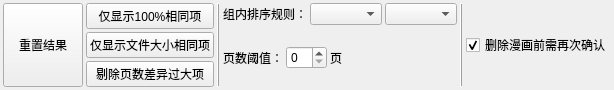
First picture: the form in components/widget_similar_result_filter/res/similar_result_filter.ui, repository PPJUST/ComicDup, before the edit.
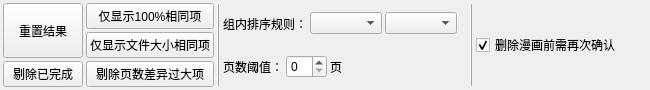
Second picture: the form after the edit.

Commit message: 新增：结果筛选器添加一个剔除已处理组的按钮

The edit to the form file:
```diff
--- a/components/widget_similar_result_filter/res/similar_result_filter.ui
+++ b/components/widget_similar_result_filter/res/similar_result_filter.ui
@@ -6,14 +6,14 @@
    <rect>
     <x>0</x>
     <y>0</y>
-    <width>613</width>
+    <width>650</width>
     <height>83</height>
    </rect>
   </property>
   <property name="windowTitle">
    <string>Form</string>
   </property>
-  <layout class="QHBoxLayout" name="horizontalLayout_2">
+  <layout class="QHBoxLayout" name="horizontalLayout_2" stretch="0,0,0,0,0,0,1">
    <property name="spacing">
     <number>3</number>
    </property>
@@ -30,6 +30,8 @@
     <number>3</number>
    </property>
    <item>
+    <layout class="QVBoxLayout" name="verticalLayout_3" stretch="1,0">
+     <item>
     <widget class="QPushButton" name="pushButton_refresh_result">
      <property name="sizePolicy">
       <sizepolicy hsizetype="Minimum" vsizetype="Expanding">
@@ -43,6 +45,15 @@
     </widget>
    </item>
    <item>
+      <widget class="QPushButton" name="pushButton_hide_complete_group">
+       <property name="text">
+        <string>剔除已完成</string>
+       </property>
+      </widget>
+     </item>
+    </layout>
+   </item>
+   <item>
     <layout class="QVBoxLayout" name="verticalLayout">
      <property name="spacing">
       <number>3</number>
@@ -86,7 +97,7 @@
       <number>3</number>
      </property>
      <item>
-      <layout class="QHBoxLayout" name="horizontalLayout">
+      <layout class="QHBoxLayout" name="horizontalLayout" stretch="0,0,0,1">
        <property name="spacing">
         <number>3</number>
        </property>
@@ -104,22 +115,16 @@
         <widget class="QComboBox" name="comboBox_sort_direction"/>
        </item>
        <item>
-        <spacer name="horizontalSpacer_3">
-         <property name="orientation">
-          <enum>Qt::Orientation::Horizontal</enum>
+        <widget class="QLabel" name="label_4">
+         <property name="text">
+          <string/>
          </property>
-         <property name="sizeHint" stdset="0">
-          <size>
-           <width>40</width>
-           <height>20</height>
-          </size>
-         </property>
-        </spacer>
+        </widget>
        </item>
       </layout>
      </item>
      <item>
-      <layout class="QHBoxLayout" name="horizontalLayout_3" stretch="0,0,0,0">
+      <layout class="QHBoxLayout" name="horizontalLayout_3" stretch="0,0,0,1">
        <item>
         <widget class="QLabel" name="label_2">
          <property name="text">
@@ -138,17 +143,11 @@
         </widget>
        </item>
        <item>
-        <spacer name="horizontalSpacer_2">
-         <property name="orientation">
-          <enum>Qt::Orientation::Horizontal</enum>
+        <widget class="QLabel" name="label_5">
+         <property name="text">
+          <string/>
          </property>
-         <property name="sizeHint" stdset="0">
-          <size>
-           <width>40</width>
-           <height>20</height>
-          </size>
-         </property>
-        </spacer>
+        </widget>
        </item>
       </layout>
      </item>
```
Lines whose indentation alone changed are shown as unchanged. The commit also changes 6 other files.
